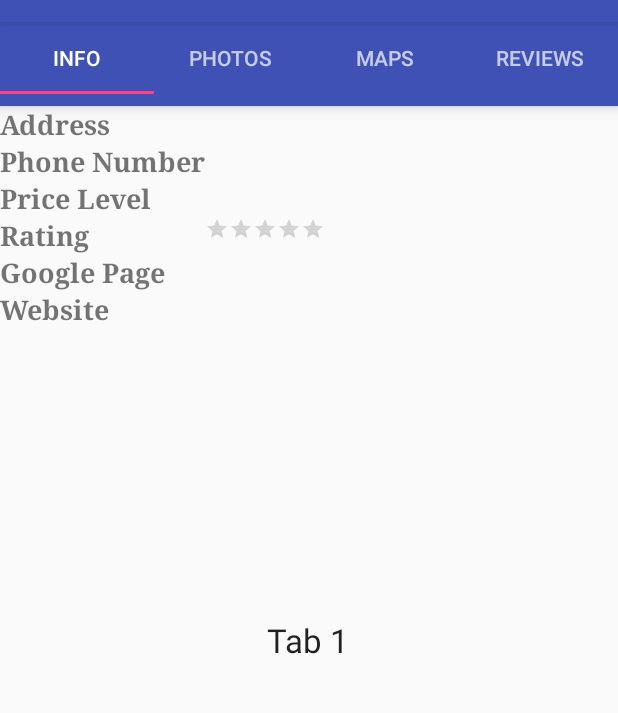
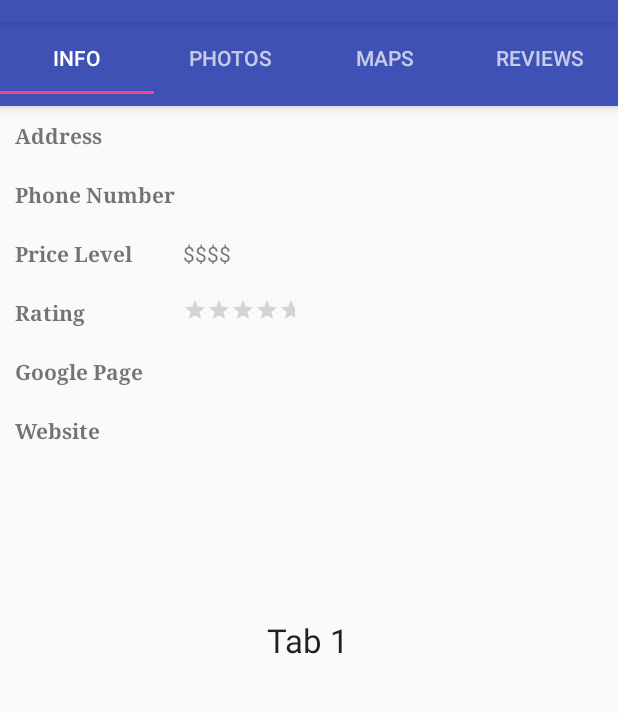
Before and after one commit to prarthana-s/ExploreApp-Android, an Android app: the TabFragment1 screen opened directly, with no data from a screen before it, on a phone screen of 412 x 824 dp, the part 62-775 px from its top. Run offline under Robolectric (Android 15) with nearby library versions, the phone set to English and light mode, and no system bars; 18 statements that could not run were skipped.

Commit message:
Info Tab: Price level conversion to dollars
- Additional styling for Info

```diff
--- a/app/src/main/java/com/example/prarthana/travelapp/TabFragment1.java
+++ b/app/src/main/java/com/example/prarthana/travelapp/TabFragment1.java
@@ -43,8 +43,9 @@ public class TabFragment1 extends Fragment {
             phoneValue.setText(phone);
 
             String price = results.getString("price_level");
+            String priceView = convertPriceToDollars(price);
             TextView priceValue = (TextView) infoView.findViewById(R.id.infoPriceData);
-            priceValue.setText(price);
+            priceValue.setText(priceView);
 
             String rating = results.getString("rating");
             float ratingFloat = Float.parseFloat(rating);
@@ -66,4 +67,25 @@ public class TabFragment1 extends Fragment {
 
         return infoView;
     }
+
+    private String convertPriceToDollars(String price) {
+        Integer intPrice = Integer.parseInt(price);
+
+        if (intPrice >= 0 && intPrice < 1) {
+            return "0";
+        }
+        else if (intPrice >= 1 && intPrice < 2) {
+            return "$";
+        }
+        else if (intPrice >= 2 && intPrice < 3) {
+            return "$$";
+        }
+        else if (intPrice >= 3 && intPrice < 4) {
+            return "$$$";
+        }
+        else {
+            return "$$$$";
+        }
+
+    }
 }
--- a/app/src/main/res/layout/fragment_tab_fragment1.xml
+++ b/app/src/main/res/layout/fragment_tab_fragment1.xml
@@ -1,4 +1,5 @@
 <?xml version="1.0" encoding="utf-8"?>
+
 <RelativeLayout xmlns:android="http://schemas.android.com/apk/res/android"
     android:layout_width="match_parent"
     android:layout_height="match_parent"
@@ -14,7 +15,7 @@
 
     <TableLayout
         android:id="@+id/infoTable"
-        android:layout_width="match_parent"
+        android:layout_width="wrap_content"
         android:layout_height="match_parent"
         android:layout_alignParentStart="true"
         android:layout_alignParentTop="true"
@@ -27,21 +28,22 @@
             android:layout_width="match_parent"
             android:layout_height="match_parent"
             android:gravity="left"
-            android:orientation="horizontal">
+            android:orientation="horizontal"
+            android:padding="10dp">
 
             <TextView
                 android:id="@+id/infoAddressHeading"
                 android:layout_width="wrap_content"
                 android:layout_height="wrap_content"
+                android:text="Address"
                 android:textStyle="bold"
-                android:typeface="serif"
-                android:textSize="18dp"
-                android:text="Address" />
+                android:typeface="serif" />
 
             <TextView
                 android:id="@+id/infoAddressData"
                 android:layout_width="wrap_content"
-                android:layout_height="wrap_content" />
+                android:layout_height="wrap_content"
+                android:paddingLeft="5dp" />
         </TableRow>
 
         <TableRow
@@ -49,22 +51,23 @@
             android:layout_width="match_parent"
             android:layout_height="match_parent"
             android:gravity="left"
-            android:orientation="horizontal" >
+            android:orientation="horizontal"
+            android:padding="10dp">
 
             <TextView
                 android:id="@+id/infoPhoneHeading"
                 android:layout_width="wrap_content"
                 android:layout_height="wrap_content"
+                android:text="Phone Number"
                 android:textStyle="bold"
-                android:typeface="serif"
-                android:textSize="18dp"
-                android:text="Phone Number" />
+                android:typeface="serif" />
 
             <TextView
                 android:id="@+id/infoPhoneData"
                 android:layout_width="wrap_content"
                 android:layout_height="wrap_content"
-                android:autoLink="phone" />
+                android:autoLink="phone"
+                android:paddingLeft="5dp" />
         </TableRow>
 
         <TableRow
@@ -73,21 +76,22 @@
             android:layout_height="match_parent"
             android:gravity="left"
             android:orientation="horizontal"
-            android:visibility="visible" >
+            android:padding="10dp"
+            android:visibility="visible">
 
             <TextView
                 android:id="@+id/infoPriceHeading"
                 android:layout_width="wrap_content"
                 android:layout_height="wrap_content"
+                android:text="Price Level"
                 android:textStyle="bold"
-                android:typeface="serif"
-                android:textSize="18dp"
-                android:text="Price Level" />
+                android:typeface="serif" />
 
             <TextView
                 android:id="@+id/infoPriceData"
                 android:layout_width="wrap_content"
-                android:layout_height="wrap_content" />
+                android:layout_height="wrap_content"
+                android:paddingLeft="5dp" />
         </TableRow>
 
         <TableRow
@@ -96,25 +100,26 @@
             android:layout_height="match_parent"
             android:gravity="left"
             android:orientation="horizontal"
-            android:visibility="visible" >
+            android:padding="10dp"
+            android:visibility="visible">
 
             <TextView
                 android:id="@+id/infoRatingHeading"
                 android:layout_width="wrap_content"
                 android:layout_height="wrap_content"
+                android:text="Rating"
                 android:textStyle="bold"
-                android:typeface="serif"
-                android:textSize="18dp"
-                android:text="Rating" />
+                android:typeface="serif" />
 
             <RatingBar
                 android:id="@+id/infoRatingBar"
+                style="?android:attr/ratingBarStyleSmall"
                 android:layout_width="wrap_content"
                 android:layout_height="wrap_content"
-                style="?android:attr/ratingBarStyleSmall"
+                android:isIndicator="true"
                 android:numStars="5"
-                android:stepSize="0.1"
-                android:isIndicator="true" />
+                android:paddingLeft="5dp"
+                android:stepSize="0.1" />
         </TableRow>
 
         <TableRow
@@ -123,22 +128,23 @@
             android:layout_height="match_parent"
             android:gravity="left"
             android:orientation="horizontal"
-            android:visibility="visible" >
+            android:padding="10dp"
+            android:visibility="visible">
 
             <TextView
                 android:id="@+id/infoGoogleHeading"
                 android:layout_width="wrap_content"
                 android:layout_height="wrap_content"
+                android:text="Google Page"
                 android:textStyle="bold"
-                android:typeface="serif"
-                android:textSize="18dp"
-                android:text="Google Page" />
+                android:typeface="serif" />
 
             <TextView
                 android:id="@+id/infoGoogleData"
-                android:layout_width="wrap_content"
+                android:layout_width="match_parent"
                 android:layout_height="wrap_content"
-                android:autoLink="web" />
+                android:autoLink="web"
+                android:paddingLeft="5dp" />
         </TableRow>
 
         <TableRow
@@ -147,22 +153,23 @@
             android:layout_height="match_parent"
             android:gravity="left"
             android:orientation="horizontal"
+            android:padding="10dp"
             android:visibility="visible">
 
             <TextView
                 android:id="@+id/infoWebsiteHeading"
                 android:layout_width="wrap_content"
                 android:layout_height="wrap_content"
+                android:text="Website"
                 android:textStyle="bold"
-                android:typeface="serif"
-                android:textSize="18dp"
-                android:text="Website" />
+                android:typeface="serif" />
 
             <TextView
                 android:id="@+id/infoWebsiteData"
                 android:layout_width="wrap_content"
                 android:layout_height="wrap_content"
-                android:autoLink="web" />
+                android:autoLink="web"
+                android:paddingLeft="5dp" />
         </TableRow>
     </TableLayout>
 
```
Also changed, not shown: app/src/main/java/com/example/prarthana/travelapp/MainActivity.java (+36 -5 lines), app/src/main/res/layout/fragment_main.xml (+18 -18 lines), app/src/main/res/layout/fragment_tab_fragment3.xml (+6 -2 lines).
